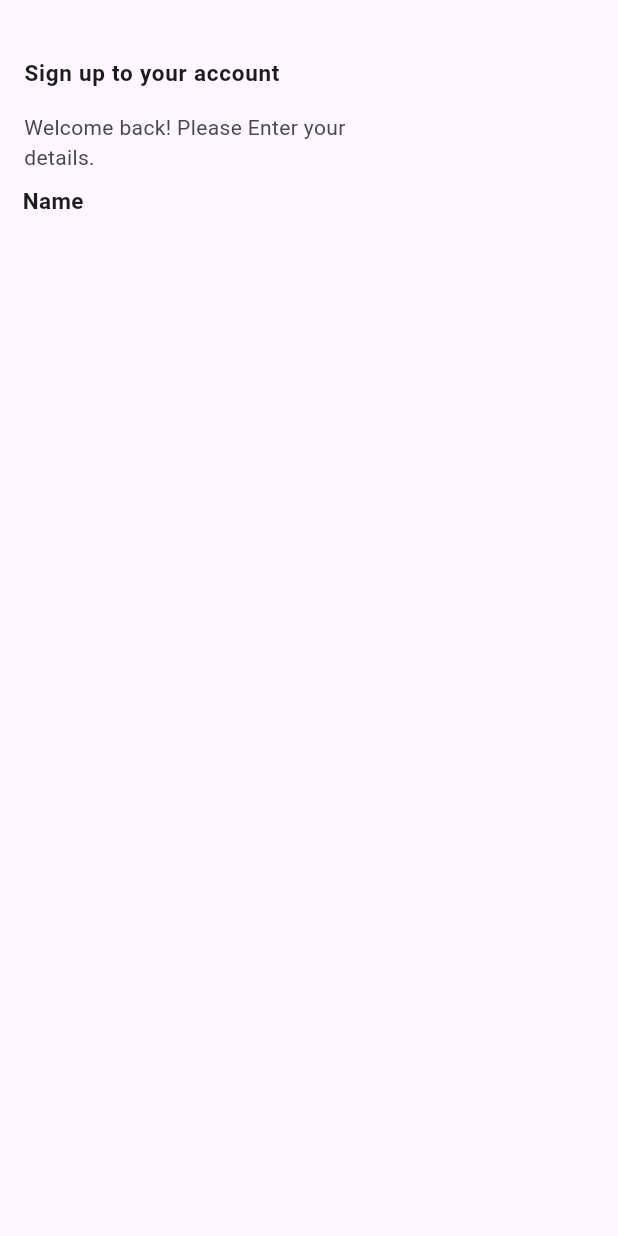
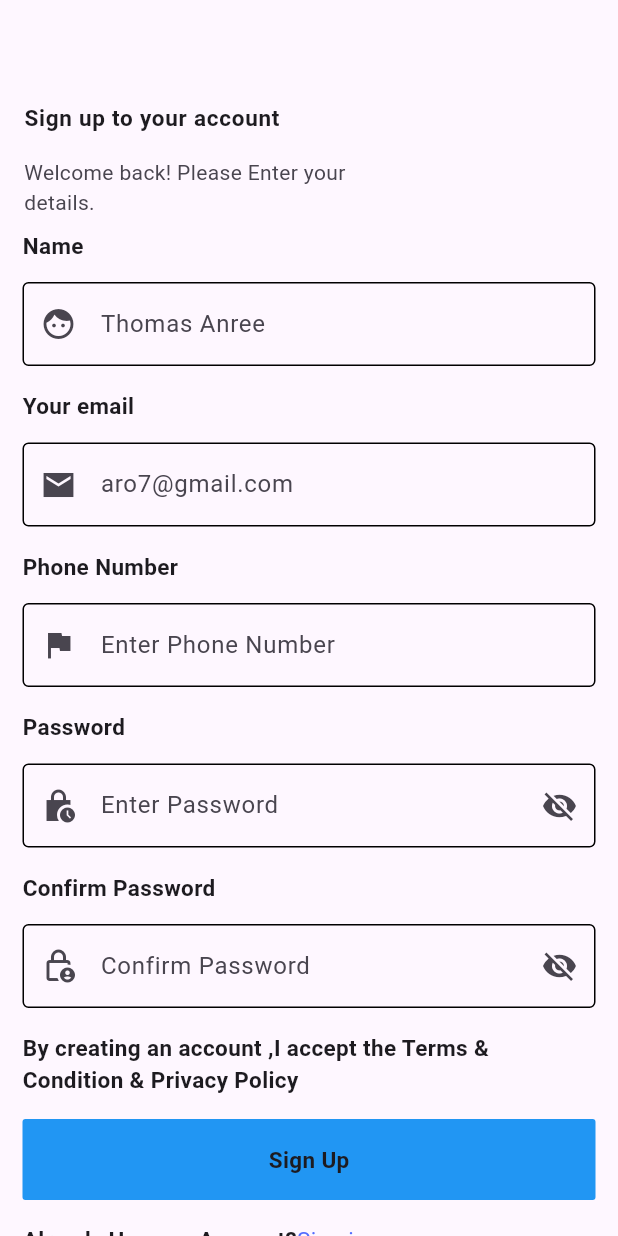
Before and after one commit to sagorsanto49/Thera-track-UIi, a Flutter app: the Signup screen opened directly, on a phone screen of 412 x 824 dp. Run offline on Flutter 3.47's test engine with Material 3 defaults, Android fonts, the phone set to English and light mode, and no system bars.

Commit message:
forgot password

```diff
--- a/lib/feature/signin/presentation/page/Signup.dart
+++ b/lib/feature/signin/presentation/page/Signup.dart
@@ -1,5 +1,7 @@
 import 'package:doctor/core/widget/headertext.dart';
+import 'package:doctor/core/widget/primarybutten.dart';
 import 'package:doctor/core/widget/text.dart';
+import 'package:doctor/core/widget/xfield.dart';
 import 'package:flutter/cupertino.dart';
 import 'package:flutter/material.dart';
 
@@ -12,7 +14,7 @@ class Signup extends StatelessWidget {
       body: Column(
         crossAxisAlignment: CrossAxisAlignment.start,
         children: [
-          SizedBox(height: 30,),
+          SizedBox(height: 60),
           Headertext(
             title: 'Sign up to your account',
             subtitle: 'Welcome back! Please Enter your \ndetails.',
@@ -24,6 +26,53 @@ class Signup extends StatelessWidget {
               crossAxisAlignment: CrossAxisAlignment.start,
               children: [
                 Texts(text: 'Name'),
+                SizedBox(height: 14),
+                Xfield(text: 'Thomas Anree',prefixIcons: Icon(Icons.face),),
+                SizedBox(height: 16),
+
+                Texts(text: 'Your email'),
+                SizedBox(height: 14),
+                Xfield(text: 'aro7@gmail.com',prefixIcons: Icon(Icons.email_sharp),),
+                SizedBox(height: 16),
+
+                Texts(text: 'Phone Number'),
+                SizedBox(height: 14),
+                Xfield(text: 'Enter Phone Number',prefixIcons: Icon(Icons.flag),),
+                SizedBox(height: 16),
+
+                Texts(text: 'Password'),
+                SizedBox(height: 14),
+                Xfield(text: 'Enter Password',prefixIcons: Icon(Icons.lock_clock_sharp),suffixIcons: IconButton(onPressed: (){}, icon: Icon(Icons.visibility_off)),),
+                SizedBox(height: 16),
+
+
+
+
+
+                Texts(text: 'Confirm Password',),
+                SizedBox(height: 14),
+                Xfield(text: 'Confirm Password',prefixIcons: Icon(Icons.lock_person_outlined),suffixIcons: IconButton(onPressed: (){}, icon: Icon(Icons.visibility_off)),),
+                SizedBox(height: 16,),
+
+                Texts(text: 'By creating an account ,I accept the Terms &\nCondition & Privacy Policy',),
+                SizedBox(height: 16,),
+                Primarybutten(title: 'Sign Up',size:15 ,bold: FontWeight.bold,
+                    onpress:(){}
+
+                ),
+                SizedBox(height: 16,),
+                Row(
+                  children: [
+                    Texts(text: 'Already Have an Account?'),
+                    InkWell(onTap: (){},
+
+                        child:
+
+                    Text('Sign in',style: TextStyle(color: Colors.indigoAccent,fontSize: 15),)),
+                  ],
+                )
+
+
               ],
             ),
           ),
--- a/lib/feature/signin/presentation/page/signin.dart
+++ b/lib/feature/signin/presentation/page/signin.dart
@@ -5,6 +5,7 @@ import 'package:doctor/core/widget/xfield.dart';
 import 'package:flutter/material.dart';
 
 import 'Signup.dart';
+import 'forgotpage.dart';
 
 class Signin extends StatelessWidget {
   const Signin({super.key});
@@ -47,7 +48,9 @@ class Signin extends StatelessWidget {
             ),
             SizedBox(height: 16,width: 50,),
             InkWell(
-                onTap: (){},
+                onTap: (){
+                  Navigator.push(context, MaterialPageRoute(builder: (context)=> Forgotpage()));
+                },
                 child: Text('Forgot Password?')),
             SizedBox(height: 32),
             Primarybutten(
```
Also changed, not shown: lib/feature/signin/presentation/page/forgotpage.dart (added, +42 -0 lines).
